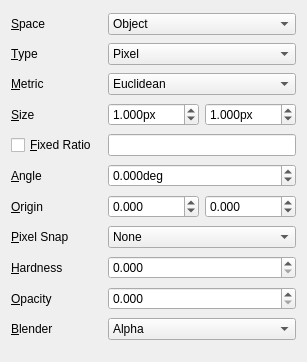
Above: dabeditorwidget.ui from not-surt/GfxPaint before the change. Below: the same form after it.
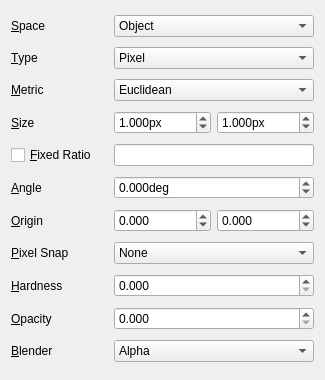
That is the form after the change.

Diff of the .ui file:
```diff
--- a/dabeditorwidget.ui
+++ b/dabeditorwidget.ui
@@ -6,8 +6,8 @@
    <rect>
     <x>0</x>
     <y>0</y>
-    <width>307</width>
-    <height>362</height>
+    <width>325</width>
+    <height>380</height>
    </rect>
   </property>
   <property name="sizePolicy">
```
Left out of the diff: 10 changed lines with no effect on the pictures.
